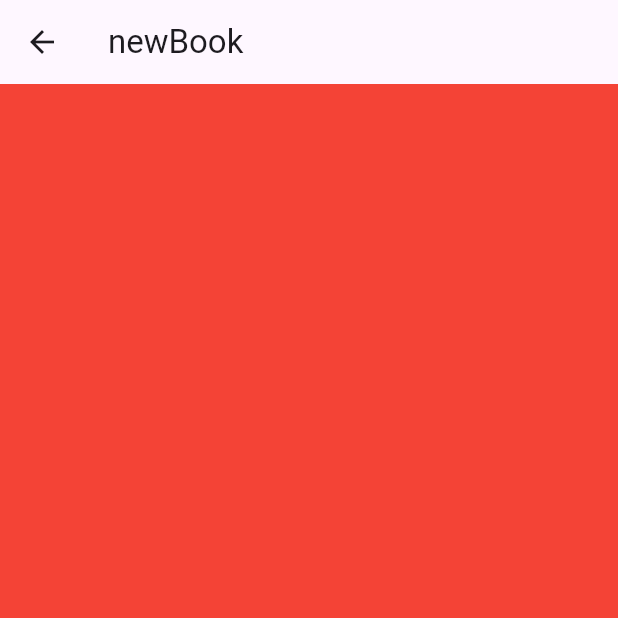
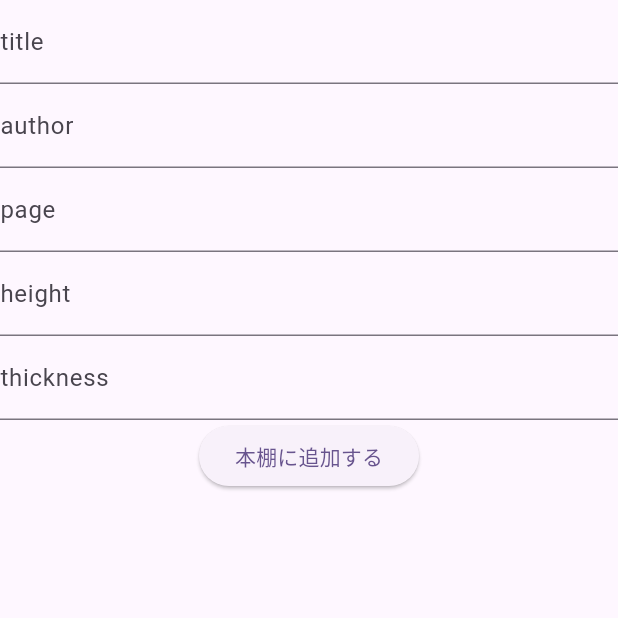
Before and after one commit to bluecat101/bookshelf, a Flutter app: the NewBook screen opened directly, on a phone screen of 412 x 824 dp, the top half of it. Run offline on Flutter 3.47's test engine with Material 3 defaults, Android fonts, the phone set to English and light mode, and no system bars; our stand-ins replace hive, hive_flutter; accounts and stored records are empty.

Commit message:
入力フォームの作成

```diff
--- a/lib/book/newBook.dart
+++ b/lib/book/newBook.dart
@@ -1,11 +1,138 @@
 import 'package:flutter/material.dart';
+import 'package:hive/hive.dart';
+import 'package:hive_flutter/hive_flutter.dart';
+import 'package:bookshelf/book/model/book.dart';
+import 'index.dart';
 
-class NewBook extends StatelessWidget {
+class NewBook extends StatefulWidget {
+  const NewBook({super.key});
+
+  @override
+  State<NewBook> createState() => _NewBookPageState();
+}
+
+class _NewBookPageState extends State<NewBook> {
+  final _formKey = GlobalKey<FormState>();
+  final _titleKey = GlobalKey<FormFieldState>();
+  final _authorKey = GlobalKey<FormFieldState>();
+  final _pageKey = GlobalKey<FormFieldState>();
+  final _heightKey = GlobalKey<FormFieldState>();
+  final _thicknessKey = GlobalKey<FormFieldState>();
+
+  Future<bool> _onSubmit() async {
+    if (_formKey.currentState!.validate()) {
+      final title =
+          _titleKey.currentState!.value!; // validateの中でnullチェックをしているため!を使用
+      debugPrint(title);
+      final author = _authorKey.currentState!.value!;
+      final page = int.parse(_pageKey.currentState!.value!);
+
+      final height = double.parse(_heightKey.currentState!.value!);
+      final thickness = double.parse(_thicknessKey.currentState!.value!);
+      final bookshelf = await Hive.openBox<Book>('book');
+      final book = Book(
+        title: title,
+        author: author,
+        page: page,
+        height: height,
+        thickness: thickness,
+      );
+      bookshelf.add(book);
+      return true;
+    }
+    return false;
+  }
+
   @override
   Widget build(BuildContext context) {
     return Scaffold(
-      appBar: AppBar(title: Text('newBook')),
-      body: Container(color: Colors.red),
+      // appBar: AppBar(title: Text('newBook')),
+      body: Form(
+        key: _formKey,
+        child: Column(
+          children: [
+            TextFormField(
+              key: _titleKey,
+              autovalidateMode: AutovalidateMode.onUserInteraction,
+              decoration: const InputDecoration(labelText: "title"),
+              validator: (value) => Book.validateTitle(value),
+            ),
+            TextFormField(
+              key: _authorKey,
+              autovalidateMode: AutovalidateMode.onUserInteraction,
+              decoration: const InputDecoration(labelText: "author"),
+              validator: (value) => Book.validateAuthor(value),
+            ),
+            TextFormField(
+              key: _pageKey,
+              autovalidateMode: AutovalidateMode.onUserInteraction,
+              decoration: const InputDecoration(labelText: "page"),
+              validator: (value) => Book.validatePage(value),
+            ),
+            TextFormField(
+              key: _heightKey,
+              autovalidateMode: AutovalidateMode.onUserInteraction,
+              decoration: const InputDecoration(labelText: "height"),
+              validator: (value) => Book.validateHeight(value),
+            ),
+            TextFormField(
+              key: _thicknessKey,
+              autovalidateMode: AutovalidateMode.onUserInteraction,
+              decoration: const InputDecoration(labelText: "thickness"),
+              validator: (value) => Book.validateThickness(value),
+            ),
+            ElevatedButton(
+              child: Text('本棚に追加する'),
+              onPressed: () async {
+                if (await _onSubmit()) {
+                  if (!mounted) return; // 🔒 context が使える状態か確認
+
+                  // 追加する or 本棚を見に行くのダイアログの表示
+                  showDialog(
+                    context: context,
+                    builder: (_) {
+                      return AlertDialog(
+                        actions: <Widget>[
+                          // ボタン領域
+                          TextButton(
+                            child: Text("追加する"),
+                            onPressed:
+                                () => {
+                                  Navigator.pop(context),
+                                  Navigator.of(context).pushReplacement(
+                                    PageRouteBuilder(
+                                      pageBuilder: (_, __, ___) => NewBook(),
+                                      transitionDuration:
+                                          Duration.zero, // アニメーションをゼロに
+                                    ),
+                                  ),
+                                },
+                          ),
+
+                          TextButton(
+                            child: Text("本棚を見に行く"),
+                            onPressed:
+                                () => {
+                                  Navigator.pop(context),
+                                  Navigator.of(context).push(
+                                    MaterialPageRoute(
+                                      builder: (context) => Index(),
+                                    ),
+                                  ),
+                                },
+                          ),
+                        ],
+                      );
+                    },
+                  );
+                }
+                // Form配下の全てのTextFormFieldのonSavedプロパティが対象（呼び出し）
+              },
+              // },
+            ),
+          ],
+        ),
+      ),
     );
   }
 }
--- a/lib/main.dart
+++ b/lib/main.dart
@@ -1,5 +1,4 @@
 import 'package:flutter/material.dart';
-import 'package:hive/hive.dart';
 import 'package:hive_flutter/hive_flutter.dart';
 import 'book/index.dart';
 import 'book/newBook.dart';
```
Also changed, not shown: lib/book/model/book.dart (+31 -0 lines), pubspec.lock.
